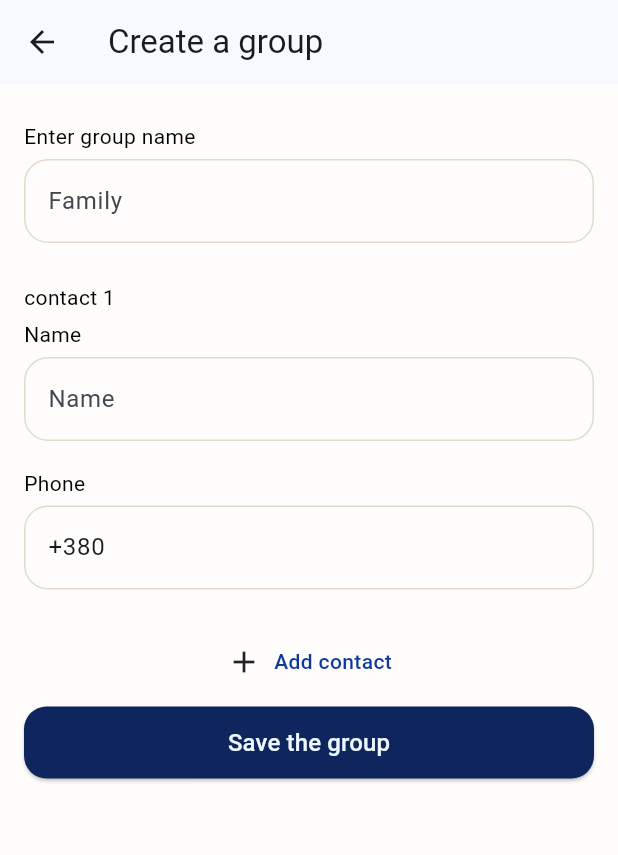
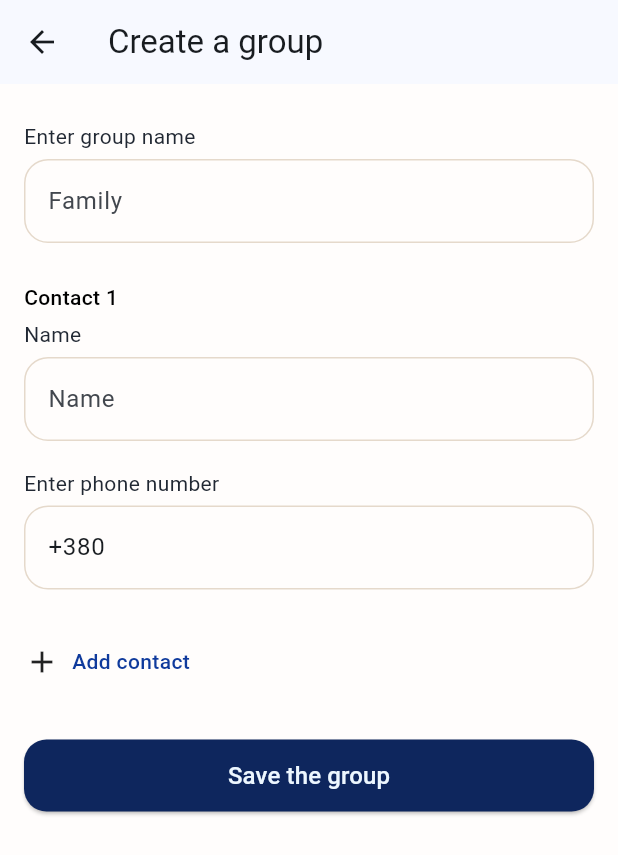
Before and after one commit to Igor2257/chance_app, a Flutter app: the AddGroupScreen screen opened by its route, on a phone screen of 412 x 824 dp. Shown: the top 855 px of the screen. Run offline on Flutter 3.47's test engine with Material 3 defaults, Android fonts, the phone set to English and light mode, and no system bars; our stand-ins replace bloc, connectivity_plus, firebase_auth, firebase_core, firebase_crashlytics, flutter_bloc and 21 more; missing offline and left inert: bottom_picker, cupertino_listview, flutter_background_service, flutter_fgbg, flutter_google_maps_webservices, flutter_polyline_points and 3 more; accounts and stored records are empty; network calls fail.

Commit message:
fixed & design

```diff
--- a/assets/localizations/app_en.arb
+++ b/assets/localizations/app_en.arb
@@ -173,6 +173,10 @@
   "accept": "Accept",
 
   "editGroup": "Edit group",
+  "saveChanges": "Save changes",
+
+
+
 
 
 
--- a/assets/localizations/app_ru.arb
+++ b/assets/localizations/app_ru.arb
@@ -166,6 +166,8 @@
 
   "delete": "Удалить",
   "editGroup": "Редактировать группу",
+  "saveChanges": "Сохранить изменения",
+
 
 
 
--- a/assets/localizations/app_uk.arb
+++ b/assets/localizations/app_uk.arb
@@ -208,6 +208,9 @@
   "accept":"Прийняти",
 
   "editGroup": "Редагувати групу",
+  "saveChanges": "Зберегти зміни",
+
+
 
 
 
--- a/lib/ui/pages/reminders_page/components/labeled_text_field.dart
+++ b/lib/ui/pages/reminders_page/components/labeled_text_field.dart
@@ -65,9 +65,10 @@ class LabeledTextFieldState extends State<LabeledTextField> {
         Text(
           widget.label,
           style: const TextStyle(
+            fontFamily: "Roboto",
             fontWeight: FontWeight.w400,
             fontSize: 14,
-            color: Colors.black,
+            color: Color(0xFF212833),
           ),
         ),
         const SizedBox(
@@ -98,10 +99,6 @@ class LabeledTextFieldState extends State<LabeledTextField> {
                   width: 1.0,
                 ),
               ),
-              // prefixText: widget.isPhone ? '+380 ' : null,
-              // prefixStyle: widget.isPhone
-              //     ? const TextStyle(color: Colors.red, fontSize: 18)
-              //     : null,
             ),
             onChanged: (value) {
               setState(() {
--- a/lib/ui/pages/sos_page/add_group_screen.dart
+++ b/lib/ui/pages/sos_page/add_group_screen.dart
@@ -73,10 +73,11 @@ class _AddGroupScreenState extends State<AddGroupScreen> {
                       crossAxisAlignment: CrossAxisAlignment.start,
                       children: [
                         Text(
-                          AppLocalizations.instance
-                              .translate("contact ${index + 1}"),
+                          AppLocalizations.instance.translate("contact") +
+                              (" ${index + 1}"),
                           style: const TextStyle(
-                            fontWeight: FontWeight.w400,
+                            fontFamily: "Roboto",
+                            fontWeight: FontWeight.w500,
                             fontSize: 14,
                             color: Colors.black,
                           ),
@@ -94,7 +95,8 @@ class _AddGroupScreenState extends State<AddGroupScreen> {
                         LabeledTextField(
                           controller: contacts[index].phoneController
                             ..text = "+380",
-                          label: AppLocalizations.instance.translate("phone"),
+                          label: AppLocalizations.instance
+                              .translate("enterPhoneNumber"),
                           hintText: '+380',
                           isPhone: true,
                           onChanged: (value) {},
@@ -111,7 +113,7 @@ class _AddGroupScreenState extends State<AddGroupScreen> {
                       });
                     },
                     child: Row(
-                      mainAxisAlignment: MainAxisAlignment.center,
+                      mainAxisAlignment: MainAxisAlignment.start,
                       children: [
                         const Icon(Icons.add),
                         const SizedBox(width: 8),
@@ -130,7 +132,7 @@ class _AddGroupScreenState extends State<AddGroupScreen> {
                     height: 18,
                   ),
                   Padding(
-                    padding: const EdgeInsets.only(bottom: 18),
+                    padding: const EdgeInsets.only(top: 22, bottom: 18),
                     child: SizedBox(
                       width: double.infinity,
                       height: 48,
```
Also changed, not shown: lib/ui/pages/sos_page/delete_contact_sos.dart (+22 -21 lines), lib/ui/pages/sos_page/edit_group_screen_sos.dart (+34 -33 lines), lib/ui/pages/sos_page/replace_contact_sos.dart (+12 -8 lines), lib/ux/bloc/sos_contacts_bloc/sos_contacts_bloc.dart (+13 -9 lines), lib/ux/repository/sos_repository.dart (+6 -22 lines).
